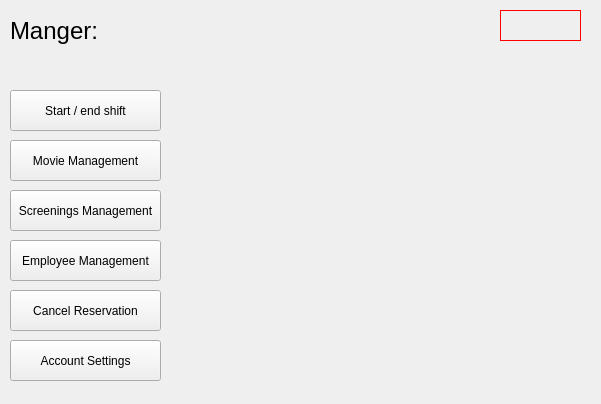
Old version of the form AdminPage.ui in the repository JustKoshi/QTCinemaProject.
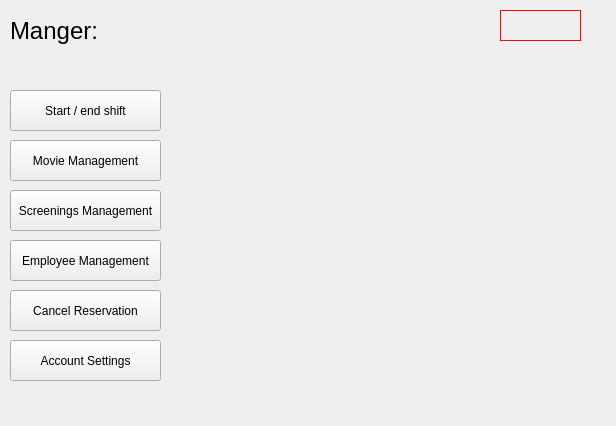
New version of the form.

What changed in the file:
```diff
--- a/AdminPage.ui
+++ b/AdminPage.ui
@@ -6,8 +6,8 @@
    <rect>
     <x>0</x>
     <y>0</y>
-    <width>601</width>
-    <height>404</height>
+    <width>616</width>
+    <height>426</height>
    </rect>
   </property>
   <property name="windowTitle">
```
Left out of the diff: 10 changed lines with no effect on the pictures.
